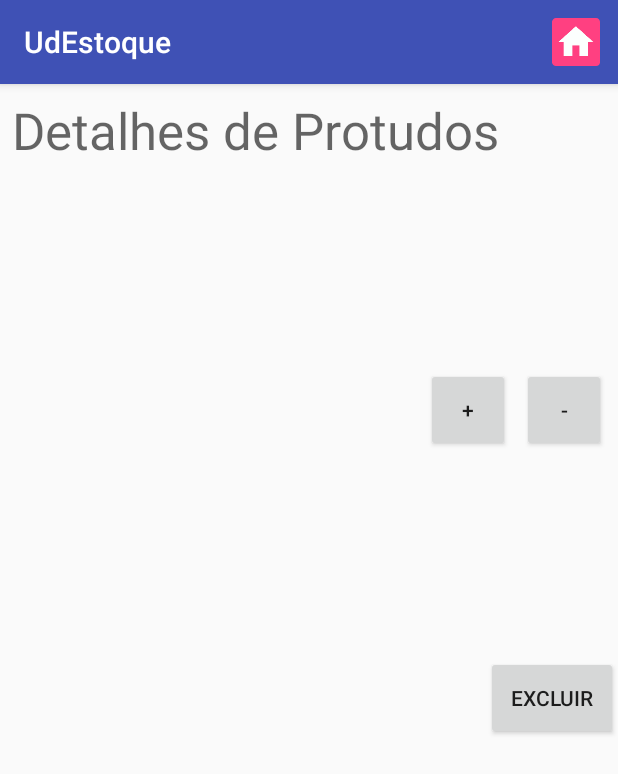
After one commit to juliorgm/UdEstoque2018, an Android app: the DetalhesActivity screen opened directly, with no data from a screen before it, on a phone screen of 412 x 824 dp. The commit adds this screen. Shown: the top 774 px of the screen. Run offline under Robolectric (Android 15) with nearby library versions, the phone set to English and light mode, and no system bars.

Commit message:
Inclusão de:                                                                       Venda no recyclerview com validação na quantidade                                                                       Detalhes com opção para diminuir(com validação) e aumentar quantidade                                                                       Opção de exclusão na tela de detalhes

```diff
--- a/app/build.gradle
+++ b/app/build.gradle
@@ -27,5 +27,4 @@ dependencies {
     androidTestImplementation 'com.android.support.test.espresso:espresso-core:3.0.2'
     implementation 'com.android.support:recyclerview-v7:27.1.1'
     implementation 'com.android.support:design:27.1.1'
-    implementation 'com.azimolabs.maskformatter:maskformatter:0.2'
 }
--- a/app/src/main/AndroidManifest.xml
+++ b/app/src/main/AndroidManifest.xml
@@ -1,7 +1,7 @@
 <?xml version="1.0" encoding="utf-8"?>
 <manifest xmlns:android="http://schemas.android.com/apk/res/android"
     package="juliorgm.com.br.udestoque">
-
+    <uses-permission android:name="android.permission.SYSTEM_ALERT_WINDOW"/>
     <application
         android:allowBackup="true"
         android:fullBackupContent="true"
@@ -17,7 +17,8 @@
                 <category android:name="android.intent.category.LAUNCHER" />
             </intent-filter>
         </activity>
-        <activity android:name=".AddProdutoActivity"/>
+        <activity android:name=".AddProdutoActivity" />
+        <activity android:name=".DetalhesActivity" />
     </application>
 
 </manifest>
--- a/app/src/main/java/juliorgm/com/br/udestoque/MainActivity.java
+++ b/app/src/main/java/juliorgm/com/br/udestoque/MainActivity.java
@@ -18,8 +18,6 @@ public class MainActivity extends AppCompatActivity {
     private ProdutoDB mProdutoDB;
     private TextView mTextMensagem;
 
-    public static final String sEditar = "editar";
-    public static final String sDetalhar = "detalhar";
     @Override
     protected void onCreate(Bundle savedInstanceState) {
         super.onCreate(savedInstanceState);
--- a/app/src/main/java/juliorgm/com/br/udestoque/adapter/ContextMenuAdapter.java
+++ b/app/src/main/java/juliorgm/com/br/udestoque/adapter/ContextMenuAdapter.java
@@ -13,11 +13,13 @@ import juliorgm.com.br.udestoque.R;
 
 public class ContextMenuAdapter extends BaseAdapter {
 
+    private Context mContext;
     private List<ContextMenuItem> mListaMenuItem;
     private LayoutInflater mInflater;
     private ViewHolder mHolder;
 
     public ContextMenuAdapter(Context mContext, List<ContextMenuItem> mListaMenuItem) {
+        this.mContext = mContext;
         this.mListaMenuItem = mListaMenuItem;
         mInflater = LayoutInflater.from(mContext);
     }
@@ -58,7 +60,7 @@ public class ContextMenuAdapter extends BaseAdapter {
         return convertView;
     }
 
-    public static class ViewHolder{
+    private static class ViewHolder{
         private ImageView mIconeImagem;
         private TextView mTxtTextoMenu;
     }
--- /dev/null
+++ b/app/src/main/res/layout/activity_detalhes.xml
@@ -0,0 +1,108 @@
+<?xml version="1.0" encoding="utf-8"?>
+
+<ScrollView android:layout_width="match_parent"
+    android:layout_height="match_parent"
+    xmlns:android="http://schemas.android.com/apk/res/android">
+    <android.support.constraint.ConstraintLayout xmlns:android="http://schemas.android.com/apk/res/android"
+        xmlns:app="http://schemas.android.com/apk/res-auto"
+        xmlns:tools="http://schemas.android.com/tools"
+        android:layout_width="match_parent"
+        android:layout_height="wrap_content"
+        tools:context=".DetalhesActivity">
+
+
+
+        <TextView
+            android:id="@+id/txtTituloDetalhes"
+            android:layout_width="wrap_content"
+            android:layout_height="wrap_content"
+            android:layout_marginStart="8dp"
+            android:layout_marginTop="8dp"
+            android:text="@string/detalhe_titulo"
+            android:textAppearance="@style/TextAppearance.AppCompat.Display1"
+            app:layout_constraintStart_toStartOf="parent"
+            app:layout_constraintTop_toTopOf="parent" />
+
+        <TextView
+            android:id="@+id/txtDetalheNome"
+            android:layout_width="wrap_content"
+            android:layout_height="56dp"
+            android:layout_marginStart="8dp"
+            android:layout_marginTop="8dp"
+            android:gravity="fill_vertical"
+            android:textSize="@dimen/tamanho_texto_detalhe"
+            app:layout_constraintStart_toStartOf="parent"
+            app:layout_constraintTop_toBottomOf="@+id/txtTituloDetalhes" />
+
+        <TextView
+            android:id="@+id/txtDetalhePreco"
+            android:layout_width="wrap_content"
+            android:layout_height="56dp"
+            android:layout_marginStart="8dp"
+            android:layout_marginTop="8dp"
+            android:gravity="fill_vertical"
+            android:textSize="@dimen/tamanho_texto_detalhe"
+            app:layout_constraintStart_toStartOf="parent"
+            app:layout_constraintTop_toBottomOf="@+id/txtDetalheNome" />
+
+        <TextView
+            android:id="@+id/txtDetalheQuantidade"
+            android:layout_width="wrap_content"
+            android:layout_height="56dp"
+            android:layout_marginStart="8dp"
+            android:layout_marginTop="8dp"
+            android:gravity="fill_vertical"
+            android:textSize="@dimen/tamanho_texto_detalhe"
+            app:layout_constraintStart_toStartOf="parent"
+            app:layout_constraintTop_toBottomOf="@+id/txtDetalhePreco" />
+
+        <TextView
+            android:id="@+id/txtDetalheFornecedor"
+            android:layout_width="wrap_content"
+            android:layout_height="56dp"
+            android:layout_marginStart="8dp"
+            android:layout_marginTop="8dp"
+            android:gravity="fill_vertical"
+            android:textSize="@dimen/tamanho_texto_detalhe"
+            app:layout_constraintStart_toStartOf="parent"
+            app:layout_constraintTop_toBottomOf="@+id/txtDetalheQuantidade" />
+
+        <TextView
+            android:id="@+id/txtDetalheTefoneFornecedor"
+            android:layout_width="wrap_content"
+            android:layout_height="56dp"
+            android:layout_marginStart="8dp"
+            android:layout_marginTop="8dp"
+            android:gravity="fill_vertical"
+            android:textSize="@dimen/tamanho_texto_detalhe"
+            app:layout_constraintStart_toStartOf="parent"
+            app:layout_constraintTop_toBottomOf="@+id/txtDetalheFornecedor" />
+
+        <Button
+            android:id="@+id/btnAddDetalhes"
+            android:layout_width="56dp"
+            android:layout_height="56dp"
+            android:layout_marginEnd="8dp"
+            android:text="@string/adiciona_quantidade"
+            app:layout_constraintBottom_toBottomOf="@+id/txtDetalheQuantidade"
+            app:layout_constraintEnd_toStartOf="@+id/btnRemoveDetalhes" />
+
+        <Button
+            android:id="@+id/btnRemoveDetalhes"
+            android:layout_width="56dp"
+            android:layout_height="56dp"
+            android:layout_marginEnd="8dp"
+            android:text="@string/remove_quantidade"
+            app:layout_constraintBottom_toBottomOf="@+id/btnAddDetalhes"
+            app:layout_constraintEnd_toEndOf="parent" />
+
+        <Button
+            android:id="@+id/btnExcluir"
+            android:layout_width="wrap_content"
+            android:layout_height="56dp"
+            android:layout_marginTop="8dp"
+            android:text="@string/excluir"
+            app:layout_constraintEnd_toEndOf="parent"
+            app:layout_constraintTop_toBottomOf="@+id/txtDetalheTefoneFornecedor" />
+    </android.support.constraint.ConstraintLayout>
+</ScrollView>
--- a/app/src/main/res/values/colors.xml
+++ b/app/src/main/res/values/colors.xml
@@ -2,6 +2,6 @@
 <resources>
     <color name="colorPrimary">#3f51b5</color>
     <color name="colorPrimaryDark">#303F9F</color>
-    <color name="colorAccent">#FF4081</color>
-    <color name="white">#FFF</color>
+    <color name="colorAccent">#ff4081</color>
+    <color name="white">#ffffff</color>
 </resources>
--- a/app/src/main/res/values/dimens.xml
+++ b/app/src/main/res/values/dimens.xml
@@ -1,3 +1,5 @@
 <resources>
 
+    <dimen name="tamanho_texto_detalhe">18sp</dimen>
+    <dimen name="padding_btn_mais">4dp</dimen>
 </resources>
--- a/app/src/main/res/values/strings.xml
+++ b/app/src/main/res/values/strings.xml
@@ -19,7 +19,19 @@
     <string name="insere_erro">Houve um erro ao inserir o produto.</string>
     <string name="altera_erro">Houve um erro ao editar o produto.</string>
     <string name="menu_editar">Editar</string>
-    <string name="menu_delete">excluir</string>
+
     <string name="menu_detalhes">detalhes</string>
     <string name="imagem">Imagem</string>
+    <string name="vender">Vender</string>
+    <string name="detalhe_titulo">Detalhes de Protudos</string>
+    <string name="adiciona_quantidade">+</string>
+    <string name="remove_quantidade">-</string>
+    <string name="remove_quantidade_erro">Erro ao realizar a venda</string>
+    <string name="tag_preco">Preço: </string>
+    <string name="tag_quantidade">Quantidade: </string>
+    <string name="delete_mensagem_confirmacao">Tem certeza que deseja exluir o produto?</string>
+    <string name="sim">Sim</string>
+    <string name="nao">Não</string>
+    <string name="excluir">Excluir</string>
+    <string name="excluir_erro">Houve um erro ao tentar excluir o produto</string>
 </resources>
```
Also changed, not shown: app/src/main/java/juliorgm/com/br/udestoque/AddProdutoActivity.java (+4 -21 lines), app/src/main/java/juliorgm/com/br/udestoque/DetalhesActivity.java (added, +162 -0 lines), app/src/main/java/juliorgm/com/br/udestoque/Utils.java (added, +9 -0 lines), app/src/main/java/juliorgm/com/br/udestoque/adapter/ProdutoAdapter.java (+44 -29 lines), app/src/main/java/juliorgm/com/br/udestoque/dao/ProdutoDB.java (+32 -5 lines), app/src/main/java/juliorgm/com/br/udestoque/helper/ProdutoHelper.java (+0 -9 lines), app/src/main/res/layout/item_produto.xml (+35 -12 lines), app/src/main/res/drawable/mais.png (added).
